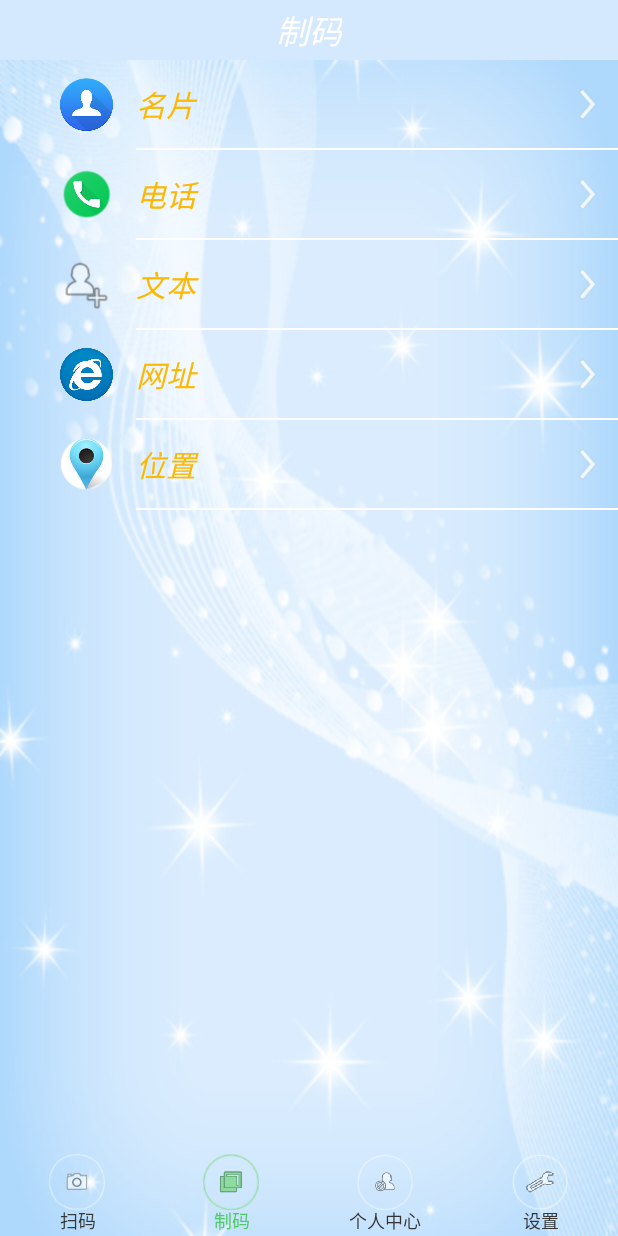
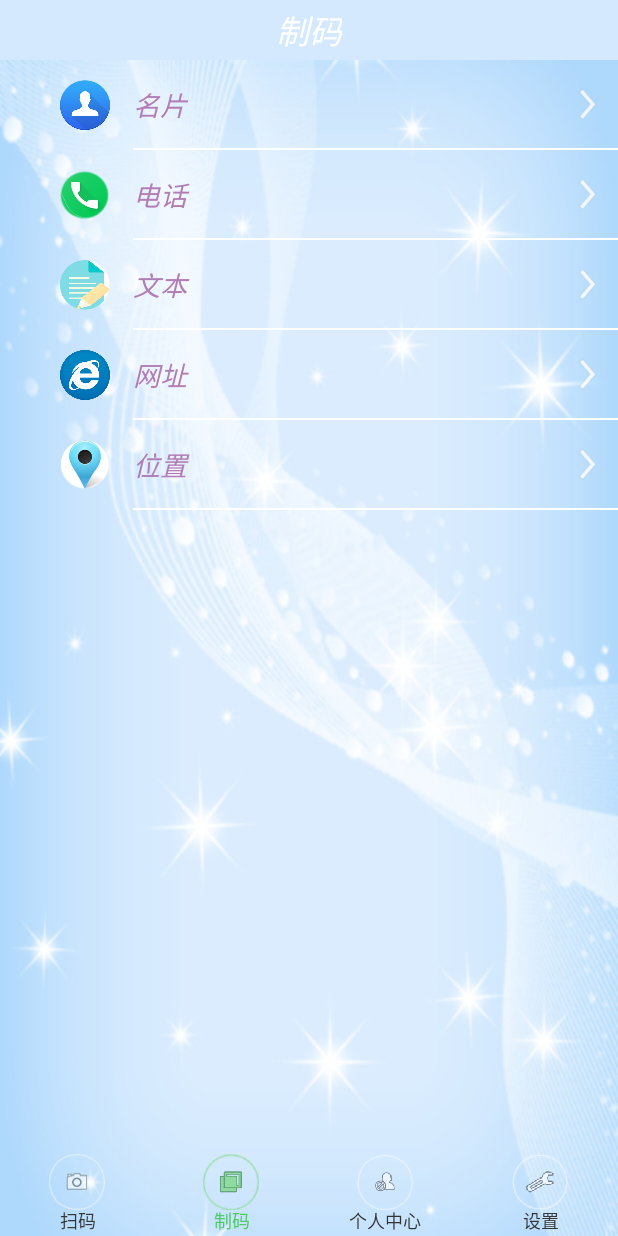
Before and after one commit to sj153216/cfproject, an Android app: the screen it shows after launch (MainActivity), after a tap on an icon or button, on a phone screen of 412 x 824 dp. Run offline under Robolectric (Android 15) with nearby library versions, the phone set to English and light mode, and no system bars; 1 statement that could not run was skipped.

Commit message:
添加了一些图标

```diff
--- a/app/src/main/java/com/sjhcn/myfragment/SecondFragment.java
+++ b/app/src/main/java/com/sjhcn/myfragment/SecondFragment.java
@@ -30,7 +30,7 @@ public class SecondFragment extends Fragment {
     private SecondFragmentAdapter mSecondAdapter;
     private List<Item> mData;
     private int[] bitmapId = new int[]{R.drawable.contace_circle, R.drawable.phone,
-            R.drawable.ic_menu_invite, R.drawable.ie,
+            R.drawable.wenben, R.drawable.ie,
             R.drawable.map, R.drawable.ic_find_previous_holo_dark};
     private String[] hints = new String[]{"名片", "电话", "文本", "网址", "位置"};
 
--- a/app/src/main/java/com/sjhcn/myfragment/ThirdFragment.java
+++ b/app/src/main/java/com/sjhcn/myfragment/ThirdFragment.java
@@ -36,10 +36,10 @@ public class ThirdFragment extends Fragment implements LoadDataIntf {
 
     private ThridFragmentAdapter mThirdAdapter;
     private List<Item> mData;
-    private int[] bitmapId = new int[]{R.drawable.btn_rating_star_on_normal_holo_dark, R.drawable.ic_menu_invite,
-            R.drawable.ic_menu_invite, R.drawable.ic_find_previous_holo_dark};
+    private int[] bitmapId = new int[]{R.drawable.btn_star_on_pressed_holo_dark, R.drawable.history,
+            R.drawable.share_app, R.drawable.denglu, R.drawable.ic_find_previous_holo_dark};
 
-    private String[] hints = new String[]{"我的收藏", "历史记录", "应用码分享","用户登录"};
+    private String[] hints = new String[]{"我的收藏", "历史记录", "应用码分享", "用户登录"};
     private MyProgressDialog dialog;
     public static Context mActivity;
 
@@ -123,7 +123,7 @@ public class ThirdFragment extends Fragment implements LoadDataIntf {
         for (int i = 0; i < 4; i++) {
             Item item = new Item();
             item.setLable(((BitmapDrawable) getResources().getDrawable(bitmapId[i])).getBitmap());
-            item.setArrow(((BitmapDrawable) getResources().getDrawable(bitmapId[3])).getBitmap());
+            item.setArrow(((BitmapDrawable) getResources().getDrawable(bitmapId[4])).getBitmap());
             item.setContent(hints[i]);
             mData.add(item);
         }
--- a/app/src/main/res/layout/recyclerview_item.xml
+++ b/app/src/main/res/layout/recyclerview_item.xml
@@ -7,11 +7,11 @@
 
     <ImageView
         android:id="@+id/lable"
-        android:layout_width="35dp"
-        android:layout_height="35dp"
+        android:layout_width="33dp"
+        android:layout_height="33dp"
         android:layout_centerVertical="true"
         android:layout_marginLeft="40dp"
-        android:scaleType="fitXY"
+        android:scaleType="fitCenter"
         android:src="@drawable/ic_menu_invite" />
 
     <TextView
@@ -21,8 +21,8 @@
         android:layout_toRightOf="@id/lable"
         android:gravity="center_vertical"
         android:text="名字"
-        android:textColor="#FDB803"
-        android:textSize="20sp"
+        android:textColor="#B27CB6"
+        android:textSize="18sp"
         android:textStyle="italic"
         android:layout_marginLeft="15dp"/>
     <ImageView
```
Also changed, not shown: app/src/main/res/drawable-xhdpi/btn_star_on_pressed_holo_dark.png (added), app/src/main/res/drawable-xhdpi/denglu.png (added), app/src/main/res/drawable-xhdpi/history.png (added), app/src/main/res/drawable-xhdpi/phone.png, app/src/main/res/drawable-xhdpi/share_app.png (added), app/src/main/res/drawable-xhdpi/wenben.png (added), app/src/main/res/mipmap-xxhdpi/share_app.png (added).
